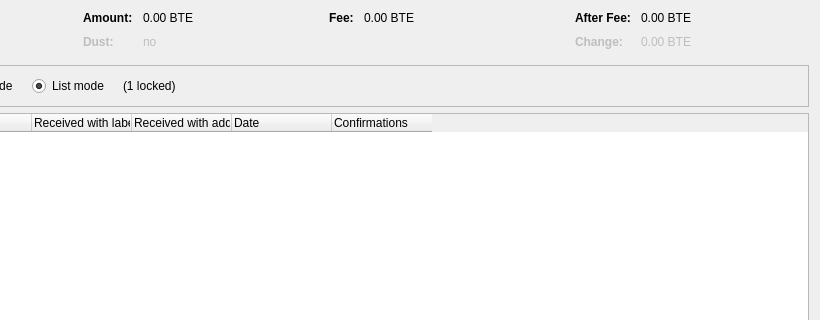
Above: src/qt/forms/coincontroldialog.ui from bitweb-project/bitweb before the change; both pictures show x 180 to 1000 and y 0 to 320 of the 1000 by 500 pixel window. Below: the same form after it.
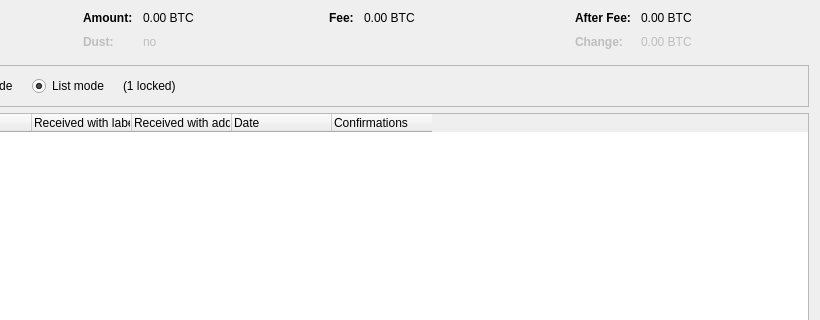
That is the form after the change. Custom widgets are drawn as their Qt base class.

```diff
--- a/src/qt/forms/coincontroldialog.ui
+++ b/src/qt/forms/coincontroldialog.ui
@@ -132,7 +132,7 @@
           <enum>Qt::ActionsContextMenu</enum>
          </property>
          <property name="text">
-          <string notr="true">0.00 BTE</string>
+          <string notr="true">0.00 BTC</string>
          </property>
          <property name="textInteractionFlags">
           <set>Qt::LinksAccessibleByMouse|Qt::TextSelectableByKeyboard|Qt::TextSelectableByMouse</set>
@@ -212,7 +212,7 @@
           <enum>Qt::ActionsContextMenu</enum>
          </property>
          <property name="text">
-          <string notr="true">0.00 BTE</string>
+          <string notr="true">0.00 BTC</string>
          </property>
          <property name="textInteractionFlags">
           <set>Qt::LinksAccessibleByMouse|Qt::TextSelectableByKeyboard|Qt::TextSelectableByMouse</set>
@@ -257,7 +257,7 @@
           <enum>Qt::ActionsContextMenu</enum>
          </property>
          <property name="text">
-          <string notr="true">0.00 BTE</string>
+          <string notr="true">0.00 BTC</string>
          </property>
          <property name="textInteractionFlags">
           <set>Qt::LinksAccessibleByMouse|Qt::TextSelectableByKeyboard|Qt::TextSelectableByMouse</set>
@@ -292,7 +292,7 @@
           <enum>Qt::ActionsContextMenu</enum>
          </property>
          <property name="text">
-          <string notr="true">0.00 BTE</string>
+          <string notr="true">0.00 BTC</string>
          </property>
          <property name="textInteractionFlags">
           <set>Qt::LinksAccessibleByMouse|Qt::TextSelectableByKeyboard|Qt::TextSelectableByMouse</set>
```
